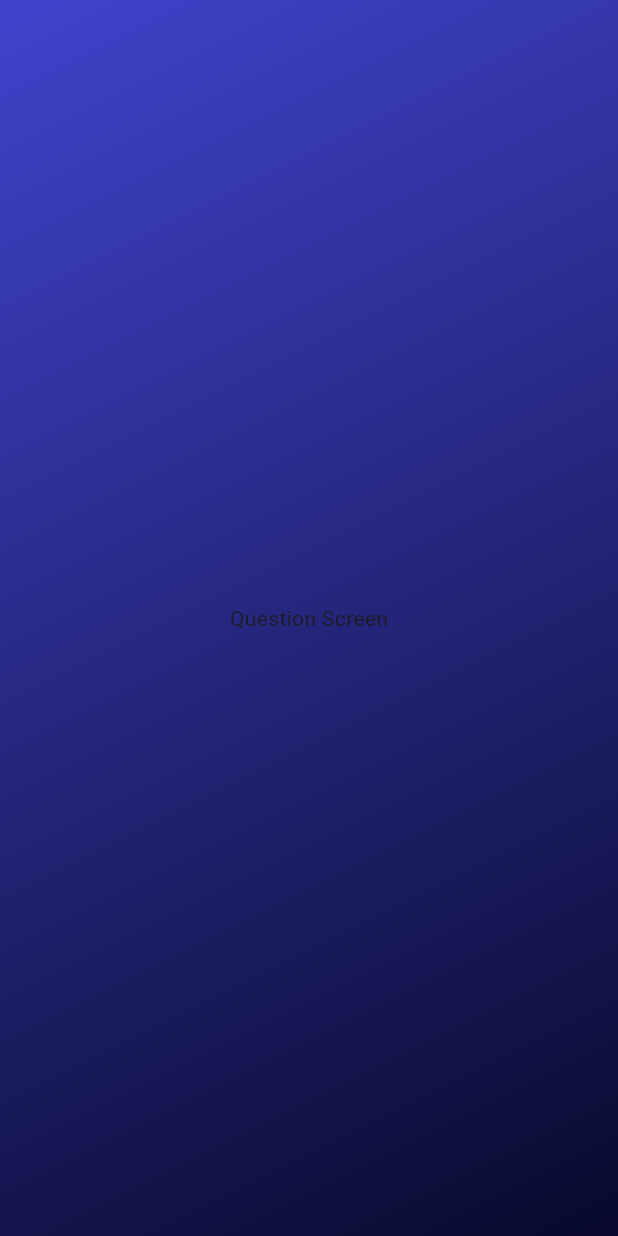
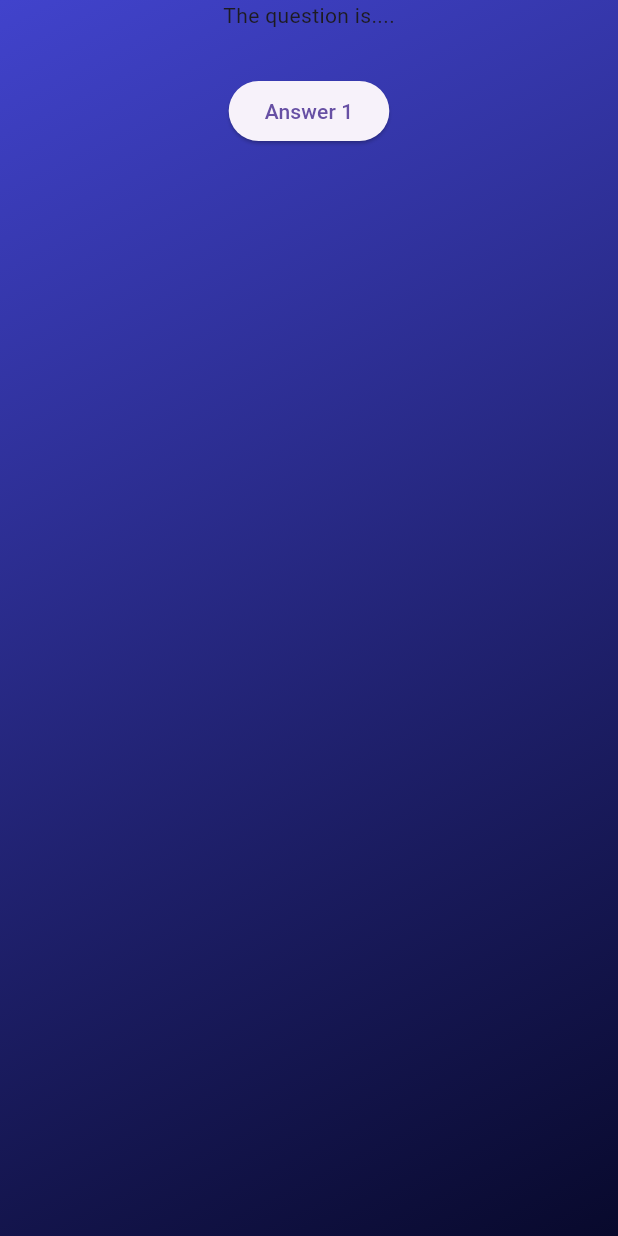
Before and after one commit to vl-Arafat/DevQuiz, a Flutter app: the screen it shows after launch, after a tap on "Start Quiz", on a phone screen of 412 x 824 dp. Run offline on Flutter 3.47's test engine with Material 3 defaults, Android fonts, the phone set to English and light mode, and no system bars.

Commit message:
update quiz screen logic

```diff
--- /dev/null
+++ b/lib/models/quiz_question.dart
@@ -0,0 +1,6 @@
+class QuizQuestion {
+  const QuizQuestion(this.text, this.answer);
+
+  final String text;
+  final List<String> answer;
+}
--- a/lib/question_screen.dart
+++ b/lib/question_screen.dart
@@ -1,22 +1,23 @@
 import 'package:flutter/material.dart';
 
-class QuestionScreen extends StatefulWidget{
+class QuestionScreen extends StatefulWidget {
   const QuestionScreen({super.key});
 
   @override
-  State<QuestionScreen> createState(){
-  return _QuestionScreen();
+  State<QuestionScreen> createState() {
+    return _QuestionScreen();
   }
 }
 
-class _QuestionScreen extends State<QuestionScreen>{
-
-@override
- Widget build(BuildContext context){
-    return Text(
-      'Question Screen'
+class _QuestionScreen extends State<QuestionScreen> {
+  @override
+  Widget build(BuildContext context) {
+    return Column(
+      children: [
+        const Text("The question is...."),
+        const SizedBox(height: 30),
+        ElevatedButton(onPressed: () {}, child: const Text("Answer 1")),
+      ],
     );
- }
-
-
+  }
 }
```
Also changed, not shown: lib/data/questions.dart (added, +55 -0 lines).
